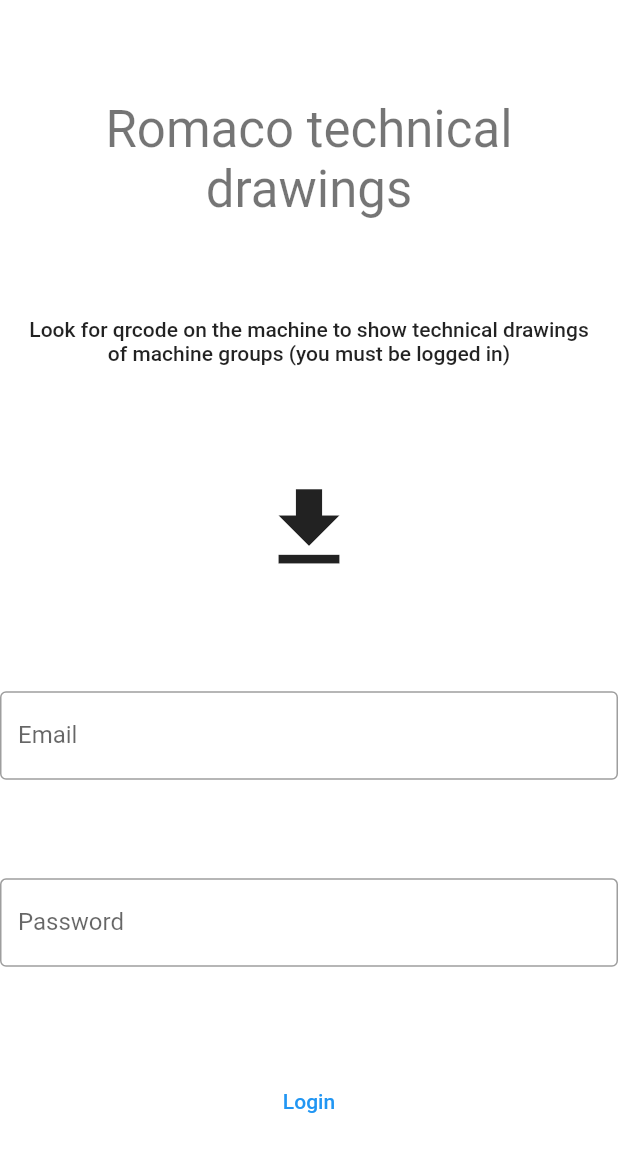
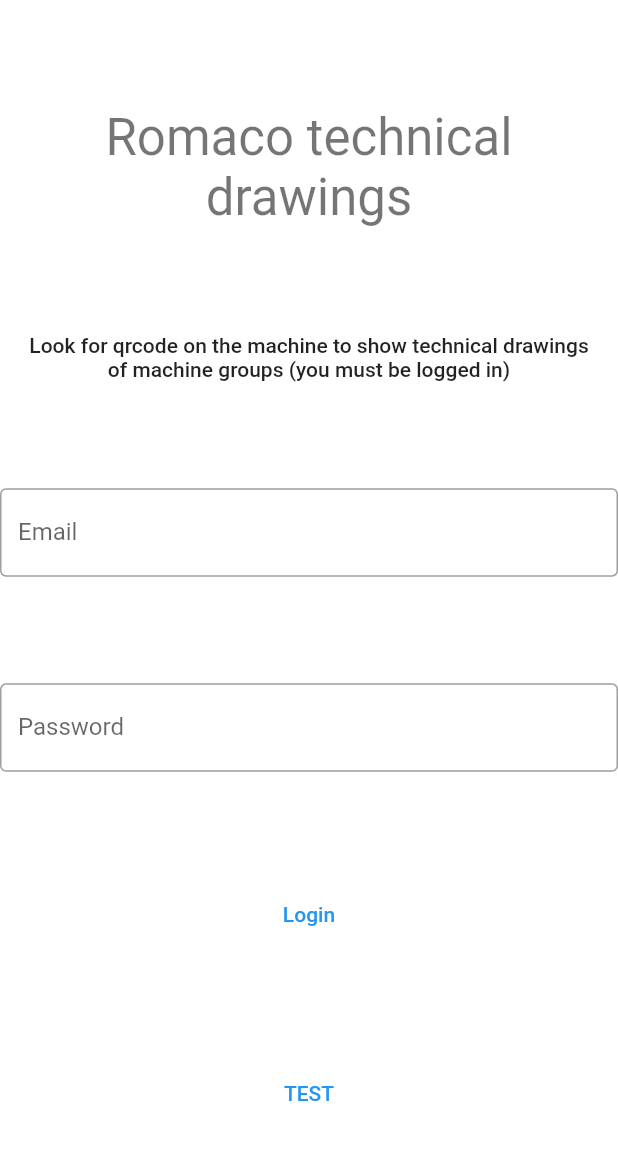
Before and after one commit to GPaolin/google_drive_demo_app, a Flutter app: the screen it shows after launch, on a phone screen of 412 x 824 dp. Shown: the top 1152 px of the screen. Run offline on Flutter 3.47's test engine with Material 2 defaults, Android fonts, the phone set to English and light mode, and no system bars; our stand-ins replace google_sign_in; missing offline and left inert: googleapis, qr_code_scanner.

Commit message:
changed button

```diff
--- a/lib/main.dart
+++ b/lib/main.dart
@@ -212,11 +212,11 @@ class _MyHomePageState extends State<MyHomePage> {
             //   icon: const Icon(Icons.upload),
             //   iconSize: _mainIconSize,
             // ),
-            IconButton(
-                onPressed: _downloadDriveQR2,
-                icon: const Icon(Icons.download),
-                iconSize: 70,
-            ),
+            // IconButton(
+            //     onPressed: _downloadDriveQR2,
+            //     icon: const Icon(Icons.download),
+            //     iconSize: 70,
+            // ),
             const TextField(
               decoration: InputDecoration(
                 focusColor: Colors.blue,
@@ -240,6 +240,14 @@ class _MyHomePageState extends State<MyHomePage> {
                 // icon: const Icon(Icons.qr_code),
                 // iconSize: 60,
             ),
+            TextButton(
+                onPressed: _downloadDriveQR2,
+                child: const Text(
+                    'TEST'
+                )
+              // icon: const Icon(Icons.qr_code),
+              // iconSize: 60,
+            ),
           ],
         ),
       ),
```
